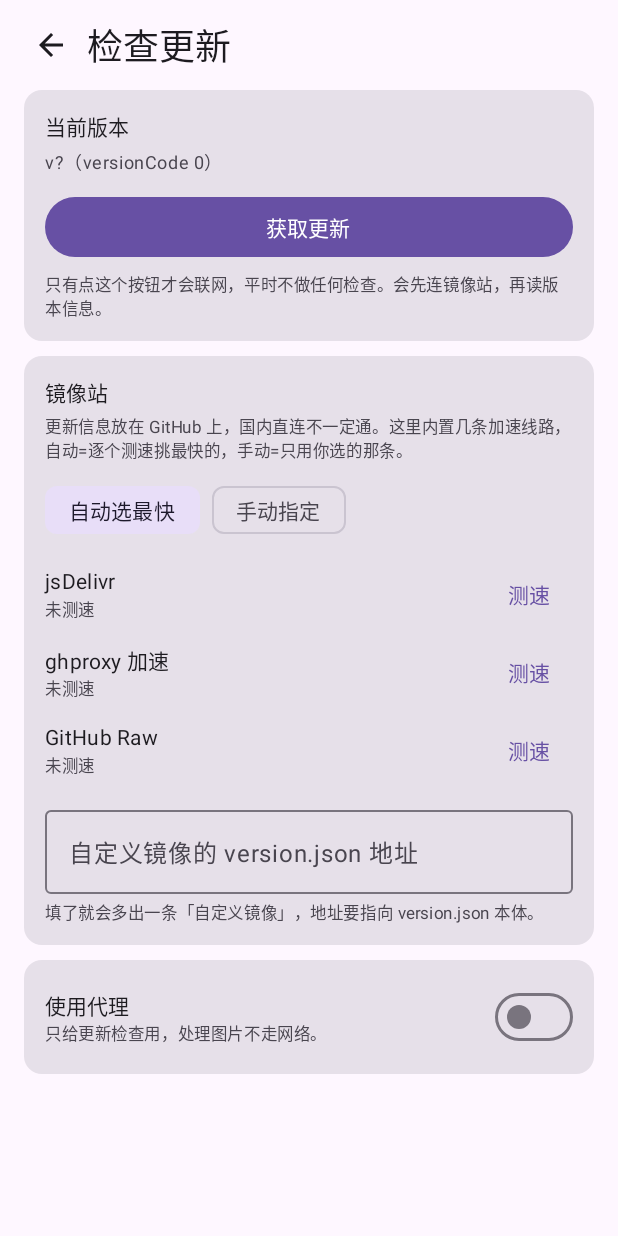
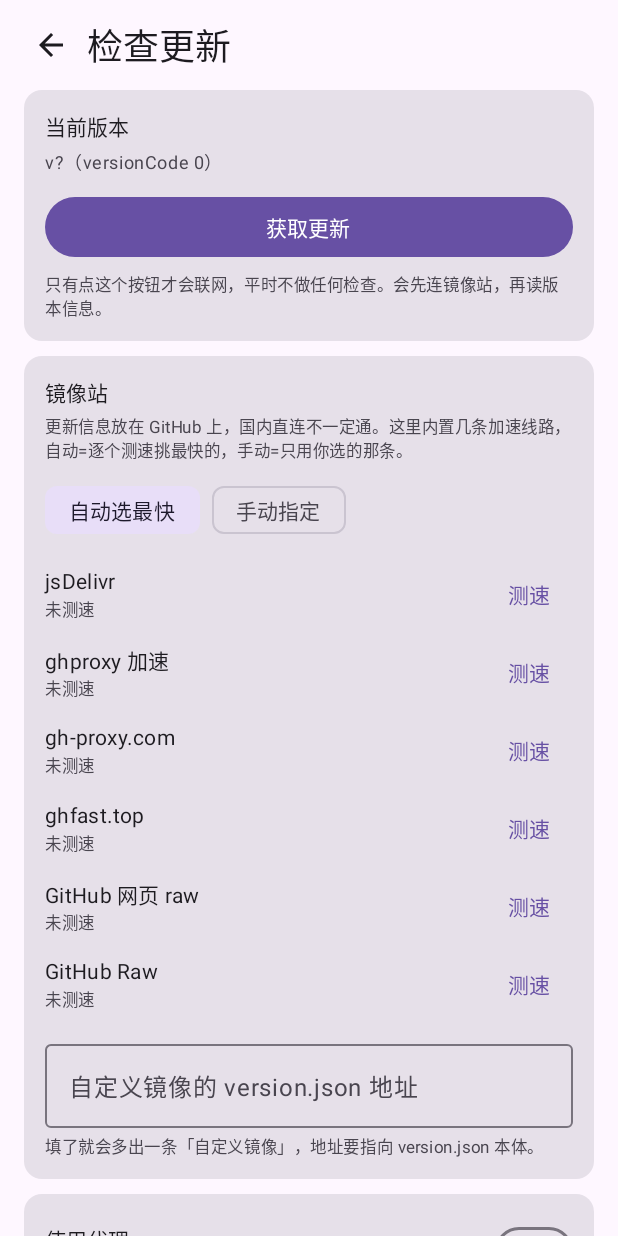
Before and after one commit to suz20090912-hub/minimal-batch, an Android app built with Jetpack Compose: the composable UpdateScreen shown on its own in the app's theme, on a phone screen of 412 x 824 dp. Run offline under Robolectric (Android 15) with nearby library versions, the phone set to English and light mode, and no system bars.

Commit message:
fix(v1.3.1): 更新中心让开状态栏；镜像站扩到 6 条，自动测速改并发

```diff
--- a/app/build.gradle.kts
+++ b/app/build.gradle.kts
@@ -12,8 +12,8 @@ android {
         applicationId = "dev.localbench.batch"
         minSdk = 29
         targetSdk = 35
-        versionCode = 21
-        versionName = "1.3.0"
+        versionCode = 22
+        versionName = "1.3.1"
     }
 
     buildTypes {
--- a/app/src/main/java/dev/localbench/batch/Update.kt
+++ b/app/src/main/java/dev/localbench/batch/Update.kt
@@ -40,7 +40,7 @@ object Update {
     private const val K_PROXY_HOST = "proxy_host"
     private const val K_PROXY_PORT = "proxy_port"
 
-    /** 内置镜像站，都是同一份 update/version.json 的不同线路 */
+    /** 内置镜像站，都是同一份 update/version.json 的不同线路；不保证长期可用，所以每条都能单独测速 */
     val BUILTIN = listOf(
         Mirror(
             "jsdelivr",
@@ -51,6 +51,21 @@ object Update {
             "ghproxy",
             "ghproxy 加速",
             "https://ghproxy.net/https://raw.githubusercontent.com/suz20090912-hub/minimal-batch/main/update/version.json"
+        ),
+        Mirror(
+            "ghproxy_com",
+            "gh-proxy.com",
+            "https://gh-proxy.com/https://raw.githubusercontent.com/suz20090912-hub/minimal-batch/main/update/version.json"
+        ),
+        Mirror(
+            "ghfast",
+            "ghfast.top",
+            "https://ghfast.top/https://raw.githubusercontent.com/suz20090912-hub/minimal-batch/main/update/version.json"
+        ),
+        Mirror(
+            "ghweb",
+            "GitHub 网页 raw",
+            "https://github.com/suz20090912-hub/minimal-batch/raw/main/update/version.json"
         ),
         Mirror(
             "raw",
```
Also changed, not shown: app/src/main/java/dev/localbench/batch/UpdateScreen.kt (+21 -6 lines), 4 other files.
